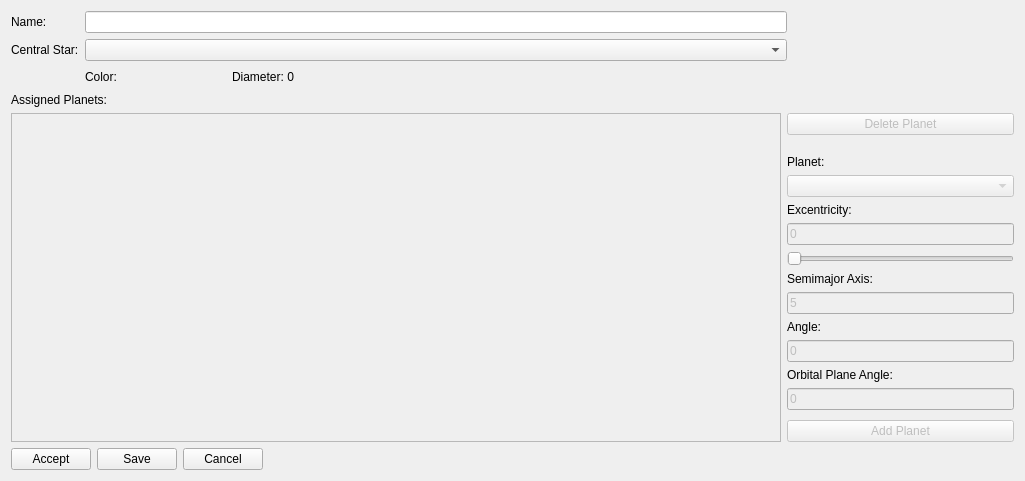
Qt form forms/solarsystem/solarsystemdetails.ui (fdeitelhoff/SolarSystemSimulation) before a commit.
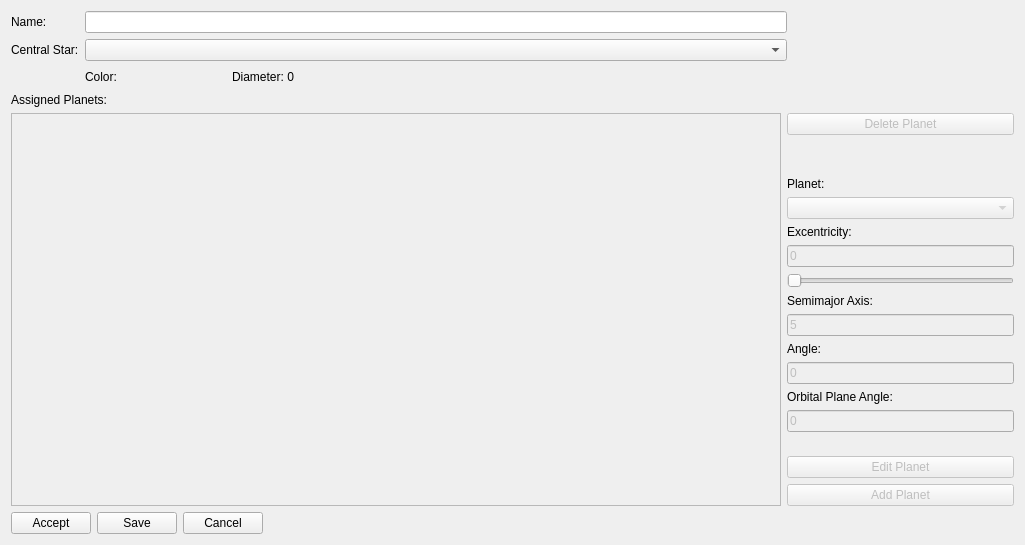
The same form after that commit.

```diff
--- a/forms/solarsystem/solarsystemdetails.ui
+++ b/forms/solarsystem/solarsystemdetails.ui
@@ -7,7 +7,7 @@
     <x>0</x>
     <y>0</y>
     <width>1025</width>
-    <height>481</height>
+    <height>545</height>
    </rect>
   </property>
   <property name="windowTitle">
@@ -301,6 +301,16 @@
              </property>
             </spacer>
            </item>
+           <item>
+            <widget class="QPushButton" name="editPlanet">
+             <property name="enabled">
+              <bool>false</bool>
+             </property>
+             <property name="text">
+              <string>Edit Planet</string>
+             </property>
+            </widget>
+           </item>
            <item>
             <widget class="QPushButton" name="addPlanet">
              <property name="enabled">
```
